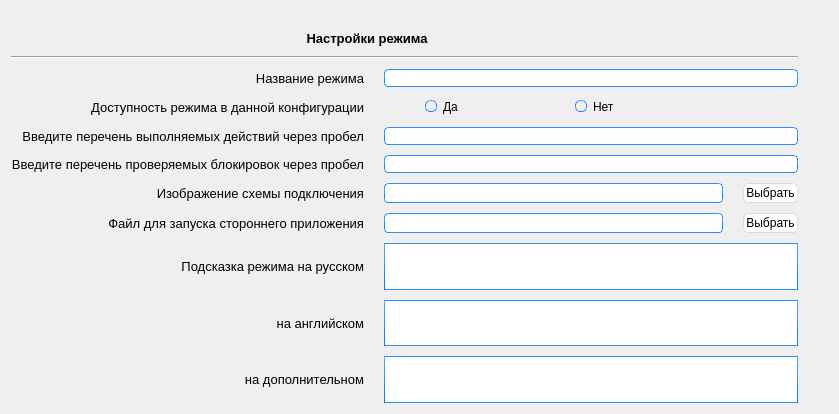
Qt form configWindow/mode.ui (Larionov-Semyon/modbus_config) before a commit.
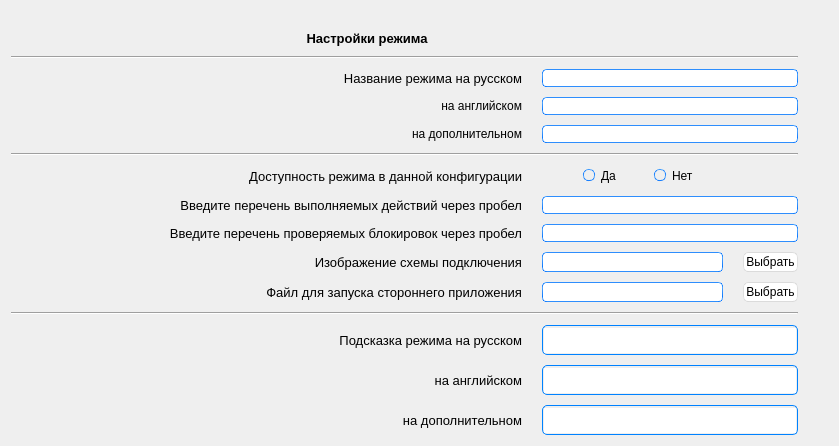
The same form after that commit.

What changed in the file:
```diff
--- a/configWindow/mode.ui
+++ b/configWindow/mode.ui
@@ -7,7 +7,7 @@
     <x>0</x>
     <y>0</y>
     <width>839</width>
-    <height>414</height>
+    <height>440</height>
    </rect>
   </property>
   <property name="sizePolicy">
@@ -24,14 +24,15 @@
 	background-color:#ececec;
 }
 QTextEdit {
-	border-width: 1px;
+	border: 1px; border-radius: 5px;
 	border-style: solid;
-	border-color: qlineargradient(spread:pad, x1:0.5, y1:1, x2:0.5, y2:0, stop:0 rgba(0, 113, 255, 255), stop:1 rgba(91, 171, 252, 255));
+	border-color: rgba(0, 130, 255, 255);
+	padding: 2px 1px 1px 1px;
 }
 QPlainTextEdit {
-	border-width: 1px;
+	border-width: 1px; border-radius: 4px;
 	border-style: solid;
-	border-color: qlineargradient(spread:pad, x1:0.5, y1:1, x2:0.5, y2:0, stop:0 rgba(0, 113, 255, 255), stop:1 rgba(91, 171, 252, 255));
+	border-color: rgba(0, 130, 255, 255);
 }
 QToolButton {
 	border-style: solid;
@@ -378,11 +379,59 @@
 	color: #FFFFFF;
 	background-color:#000000;
 }
+/*---------QScrollArea--------------*/
 QScrollArea {
-	color: #FFFFFF;
-	background-color:#000000;
+	color: none;
+	background-color:none;
+	border-radius: 4px;
+	border-color:  #d9d9d9;
+	
 }
-QSlider::groove:horizontal {
+/*----------QCoboBox---------------*/
+
+
+
+/* ComboBox menu */
+QComboBox {
+    selection-color: white;
+    selection-background-color: #5e90fa;
+	border: 1px; 
+	border-style: solid;
+	
+    border-top-left-radius: 5px;
+    border-bottom-left-radius: 5px;
+border-color: rgba(0, 130, 255, 255);
+	padding: 2px 1px 1px 1px;
+}
+
+QComboBox QAbstractItemView {
+    color: #000000; /* same as regular QComboBox color */
+    background-color: transparent;
+    selection-color: white;
+    selection-background-color: #5e90fa;
+    border-width: 5px 0px 5px 0px;
+    border-style: solid;
+    border-color: transparent;
+    margin: 0px -1px 0px 0px; /* temporal: hack for Mac... try it on Windows and Linux */
+	border: 1px;     border-top-left-radius: 5px;
+    border-bottom-left-radius: 5px;
+	border-style: solid;
+	border-color: rgba(0, 130, 255, 255);
+	padding: 2px 1px 1px 1px;
+}
+	/*QComboBox::drop-down {
+  background-color: #d2d2d2;
+    subcontrol-origin: border; 
+    subcontrol-position: top right;
+    width: 20px;
+    border-top-right-radius: 3px;
+    border-bottom-right-radius: 3px;
+border-radius: 2px;
+
+}*/
+
+/*--------------------------------------*/
+/*QSlider::groove:horizontal {
 	height: 5px;
 	background-color: qlineargradient(spread:pad, x1:0.5, y1:1, x2:0.5, y2:0, stop:0 rgba(49, 147, 250, 255), stop:1 rgba(34, 142, 255, 255));
 }
@@ -395,7 +444,7 @@
 	border-style: solid;
 	border-width: 1px;
 	border-color: rgb(207,207,207);
-	width: 12px;
+	min-width: 5px;
 	margin: -5px 0;
 	border-radius: 7px;
 }
@@ -404,7 +453,7 @@
 	border-style: solid;
 	border-width: 1px;
 	border-color: rgb(207,207,207);
-	height: 12px;
+	min-height: 5px;
 	margin: 0 -5px;
 	border-radius: 7px;
 }
@@ -420,162 +469,62 @@
 QSlider::sub-page:vertical {
     background-color: qlineargradient(spread:pad, y1:0.5, x1:1, y2:0.5, x2:0, stop:0 rgba(49, 147, 250, 255), stop:1 rgba(34, 142, 255, 255));
 }
+*/
+/* --------- Scroll bar -----------*/
 QScrollBar:horizontal {
-	max-height: 20px;
-	border: 1px transparent grey;
-	margin: 0px 20px 0px 20px;
+	background: #263238;				/* Background where slider is not */
+	height: 10px;
+	margin: 0;
 }
+
 QScrollBar:vertical {
-	max-width: 20px;
-	border: 1px transparent grey;
-	margin: 20px 0px 20px 0px;
+	background: rgb(167, 167, 167);
+    border-top-right-radius: 4px;			/* Background where slider is not */
+    border-top-left-radius: 4px;
+    border-bottom-left-radius: 4px;
+	border-bottom-right-radius: 4px;
+	width: 12px;
+	height: 55px;
+	/*margin: 0;*/
 }
+
 QScrollBar::handle:horizontal {
-	background: rgb(253,253,253);
-	border-style: solid;
-	border-width: 1px;
-	border-color: rgb(207,207,207);
-	border-radius: 7px;
-	min-width: 25px;
+    background: #37474F;					/* Slider color */
+    min-width: 16px;
+	border-radius: 5px;
+height: 5px;
 }
-QScrollBar::handle:horizontal:hover {
-	background: rgb(253,253,253);
-	border-style: solid;
-	border-width: 1px;
-	border-color: rgb(147, 200, 200);
-	border-radius: 7px;
-	min-width: 25px;
-}
+
 QScrollBar::handle:vertical {
-	background: rgb(253,253,253);
-	border-style: solid;
-	border-width: 1px;
-	border-color: rgb(207,207,207);
-	border-radius: 7px;
-	min-height: 25px;
+    background: rgba(34, 142, 255, 255);				/* Slider color */
+   /* min-height: 5px;*/
+	border-radius: 4px;
+	min-width: 10px;
+height: 20px;
 }
-QScrollBar::handle:vertical:hover {
-	background: rgb(253,253,253);
-	border-style: solid;
-	border-width: 1px;
-	border-color: rgb(147, 200, 200);
-	border-radius: 7px;
-	min-height: 25px;
+
+QScrollBar::handle:vertical:pressed {
+    background-color: #305da1;				/* Slider color */
+    /*min-height: 5px;*/
+	border-radius: 3px;
+	min-width: 10px;
+height: 20px;
 }
-QScrollBar::add-line:horizontal {
-   border: 2px transparent grey;
-   border-top-right-radius: 7px;
-   border-bottom-right-radius: 7px;
-   background: rgba(34, 142, 255, 255);
-   width: 20px;
-   subcontrol-position: right;
-   subcontrol-origin: margin;
-}
-QScrollBar::add-line:horizontal:pressed {
-   border: 2px transparent grey;
-   border-top-right-radius: 7px;
-   border-bottom-right-radius: 7px;
-   background: rgb(181,181,181);
-   width: 20px;
-   subcontrol-position: right;
-   subcontrol-origin: margin;
-}
-QScrollBar::add-line:vertical {
-   border: 2px transparent grey;
-   border-bottom-left-radius: 7px;
-   border-bottom-right-radius: 7px;
-   background: rgba(34, 142, 255, 255);
-   height: 20px;
-   subcontrol-position: bottom;
-   subcontrol-origin: margin;
-}
-QScrollBar::add-line:vertical:pressed {
-   border: 2px transparent grey;
-   border-bottom-left-radius: 7px;
-   border-bottom-right-radius: 7px;
-   background: rgb(181,181,181);
-   height: 20px;
-   subcontrol-position: bottom;
-   subcontrol-origin: margin;
-}
-QScrollBar::sub-line:horizontal {
-   border: 2px transparent grey;
-   border-top-left-radius: 7px;
-   border-bottom-left-radius: 7px;
-   background: rgba(34, 142, 255, 255);
-   width: 20px;
-   subcontrol-position: left;
-   subcontrol-origin: margin;
-}
-QScrollBar::sub-line:horizontal:pressed {
-   border: 2px transparent grey;
-   border-top-left-radius: 7px;
-   border-bottom-left-radius: 7px;
-   background: rgb(181,181,181);
-   width: 20px;
-   subcontrol-position: left;
-   subcontrol-origin: margin;
-}
-QScrollBar::sub-line:vertical {
-   border: 2px transparent grey;
-   border-top-left-radius: 7px;
-   border-top-right-radius: 7px;
-   background: rgba(34, 142, 255, 255);
-   height: 20px;
-   subcontrol-position: top;
-   subcontrol-origin: margin;
-}
-QScrollBar::sub-line:vertical:pressed {
-   border: 2px transparent grey;
-   border-top-left-radius: 7px;
-   border-top-right-radius: 7px;
-   background: rgb(181,181,181);
-   height: 20px;
-   subcontrol-position: top;
-   subcontrol-origin: margin;
-}
-QScrollBar::left-arrow:horizontal {
-   border: 1px transparent grey;
-   border-top-left-radius: 3px;
-   border-bottom-left-radius: 3px;
-   width: 6px;
-   height: 6px;
-   background: white;
-}
-QScrollBar::right-arrow:horizontal {
-   border: 1px transparent grey;
-   border-top-right-radius: 3px;
-   border-bottom-right-radius: 3px;
-   width: 6px;
-   height: 6px;
-   background: white;
-}
-QScrollBar::up-arrow:vertical {
-   border: 1px transparent grey;
-   border-top-left-radius: 3px;
-   border-top-right-radius: 3px;
-   width: 6px;
-   height: 6px;
-   background: white;
-}
-QScrollBar::down-arrow:vertical {
-   border: 1px transparent grey;
-   border-bottom-left-radius: 3px;
-   border-bottom-right-radius: 3px;
-   width: 6px;
-   height: 6px;
-   background: white;
-}
-QScrollBar::add-page:horizontal, QScrollBar::sub-page:horizontal {
-   background: none;
-}
+
+QScrollBar::add-page:horizontal, QScrollBar::sub-page:horizontal,
 QScrollBar::add-page:vertical, QScrollBar::sub-page:vertical {
-   background: none;
+	background: none;												/* Removes the dotted background */
+}
+
+QScrollBar::add-line:horizontal, QScrollBar::sub-line:horizontal,
+QScrollBar::add-line:vertical, QScrollBar::sub-line:vertical {	/* Hides the slider arrows */
+      border: none;
+      background: none;
 }</string>
   </property>
   <layout class="QHBoxLayout" name="horizontalLayout_3">
    <item>
-    <layout class="QGridLayout" name="gridLayout" rowstretch="4,0,0,0,0,0,0,0,0,0,0" columnstretch="1,4,0" columnminimumwidth="0,0,0">
+    <layout class="QGridLayout" name="gridLayout" rowstretch="4,0,0,0,0,0,0,0,0,0,0,0,0,0,0" columnstretch="1,0,0">
      <property name="topMargin">
       <number>20</number>
      </property>
@@ -591,51 +540,17 @@
      <property name="verticalSpacing">
       <number>10</number>
      </property>
-     <item row="0" column="0" colspan="2">
-      <widget class="QLabel" name="label_5">
-       <property name="sizePolicy">
-        <sizepolicy hsizetype="Preferred" vsizetype="Maximum">
-         <horstretch>0</horstretch>
-         <verstretch>0</verstretch>
-        </sizepolicy>
-       </property>
-       <property name="maximumSize">
-        <size>
-         <width>16777215</width>
-         <height>15</height>
-        </size>
-       </property>
-       <property name="font">
-        <font>
-         <pointsize>10</pointsize>
-         <weight>75</weight>
-         <bold>true</bold>
-        </font>
-       </property>
+     <item row="3" column="0">
+      <widget class="QLabel" name="label_11">
        <property name="text">
-        <string>Настройки режима</string>
-       </property>
-       <property name="alignment">
-        <set>Qt::AlignCenter</set>
-       </property>
-      </widget>
-     </item>
-     <item row="8" column="0">
-      <widget class="QLabel" name="label_8">
-       <property name="font">
-        <font>
-         <pointsize>10</pointsize>
-        </font>
-       </property>
-       <property name="text">
-        <string>Подсказка режима на русском</string>
+        <string>на английском</string>
        </property>
        <property name="alignment">
         <set>Qt::AlignRight|Qt::AlignTrailing|Qt::AlignVCenter</set>
        </property>
       </widget>
      </item>
-     <item row="7" column="1">
+     <item row="10" column="1">
       <layout class="QHBoxLayout" name="horizontalLayout">
        <item>
         <widget class="QLineEdit" name="lineModeFile">
@@ -649,37 +564,84 @@
        </item>
       </layout>
      </item>
+     <item row="7" column="1" colspan="2">
+      <widget class="QLineEdit" name="lineModeOutput">
+       <property name="sizePolicy">
+        <sizepolicy hsizetype="Expanding" vsizetype="Preferred">
+         <horstretch>0</horstretch>
+         <verstretch>0</verstretch>
+        </sizepolicy>
+       </property>
+      </widget>
+     </item>
+     <item row="12" column="1" colspan="2">
+      <widget class="QTextEdit" name="textMode">
+       <property name="sizePolicy">
+        <sizepolicy hsizetype="Preferred" vsizetype="Preferred">
+         <horstretch>0</horstretch>
+         <verstretch>0</verstretch>
+        </sizepolicy>
+       </property>
+       <property name="minimumSize">
+        <size>
+         <width>0</width>
+         <height>30</height>
+        </size>
+       </property>
+       <property name="maximumSize">
+        <size>
+         <width>16777215</width>
+         <height>16777215</height>
+        </size>
+       </property>
+       <property name="verticalScrollBarPolicy">
+        <enum>Qt::ScrollBarAlwaysOff</enum>
+       </property>
+      </widget>
+     </item>
      <item row="4" column="0">
-      <widget class="QLabel" name="label_6">
-       <property name="font">
-        <font>
-         <pointsize>10</pointsize>
-        </font>
-       </property>
+      <widget class="QLabel" name="label_12">
        <property name="text">
-        <string>Введите перечень выполняемых действий через пробел</string>
+        <string>на дополнительном</string>
        </property>
        <property name="alignment">
         <set>Qt::AlignRight|Qt::AlignTrailing|Qt::AlignVCenter</set>
        </property>
       </widget>
      </item>
-     <item row="7" column="0">
-      <widget class="QLabel" name="label_2">
+     <item row="2" column="0">
+      <widget class="QLabel" name="label">
        <property name="font">
         <font>
          <pointsize>10</pointsize>
         </font>
        </property>
        <property name="text">
-        <string>Файл для запуска стороннего приложения</string>
+        <string>Название режима на русском</string>
        </property>
        <property name="alignment">
         <set>Qt::AlignRight|Qt::AlignTrailing|Qt::AlignVCenter</set>
        </property>
       </widget>
      </item>
-     <item row="3" column="1">
+     <item row="5" column="0" colspan="3">
+      <widget class="Line" name="line_2">
+       <property name="orientation">
+        <enum>Qt::Horizontal</enum>
+       </property>
+      </widget>
+     </item>
+     <item row="8" column="1" colspan="2">
+      <widget class="QLineEdit" name="lineModeBlock">
+       <property name="sizePolicy">
+        <sizepolicy hsizetype="Expanding" vsizetype="Preferred">
+         <horstretch>0</horstretch>
+         <verstretch>0</verstretch>
+        </sizepolicy>
+       </property>
+      </widget>
+     </item>
+     <item row="6" column="1">
       <layout class="QHBoxLayout" name="horizontalLayout_2">
        <item>
         <spacer name="horizontalSpacer">
@@ -713,14 +675,7 @@
        </item>
       </layout>
      </item>
-     <item row="7" column="2">
-      <widget class="QPushButton" name="buttonModeFile">
-       <property name="text">
-        <string>Выбрать</string>
-       </property>
-      </widget>
-     </item>
-     <item row="3" column="0">
+     <item row="6" column="0">
       <widget class="QLabel" name="label_4">
        <property name="font">
         <font>
@@ -735,172 +690,48 @@
        </property>
       </widget>
      </item>
-     <item row="5" column="0">
-      <widget class="QLabel" name="label_3">
-       <property name="font">
-        <font>
-         <pointsize>10</pointsize>
-        </font>
-       </property>
-       <property name="text">
-        <string>Введите перечень проверяемых блокировок через пробел</string>
-       </property>
-       <property name="alignment">
-        <set>Qt::AlignRight|Qt::AlignTrailing|Qt::AlignVCenter</set>
-       </property>
-      </widget>
+     <item row="4" column="1" colspan="2">
+      <widget class="QLineEdit" name="lineModeNameOt"/>
      </item>
-     <item row="6" column="1">
-      <widget class="QLineEdit" name="lineModeImage">
-       <property name="sizePolicy">
-        <sizepolicy hsizetype="Expanding" vsizetype="Preferred">
-         <horstretch>0</horstretch>
-         <verstretch>0</verstretch>
-        </sizepolicy>
-       </property>
-      </widget>
-     </item>
-     <item row="6" column="2">
+     <item row="9" column="2">
       <widget class="QPushButton" name="buttonModeImage">
        <property name="text">
         <string>Выбрать</string>
        </property>
       </widget>
      </item>
-     <item row="6" column="0">
-      <widget class="QLabel" name="label_7">
-       <property name="font">
-        <font>
-         <pointsize>10</pointsize>
-        </font>
-       </property>
-       <property name="text">
-        <string>Изображение схемы подключения</string>
-       </property>
-       <property name="alignment">
-        <set>Qt::AlignRight|Qt::AlignTrailing|Qt::AlignVCenter</set>
-       </property>
-      </widget>
-     </item>
-     <item row="2" column="0">
-      <widget class="QLabel" name="label">
-       <property name="font">
-        <font>
-         <pointsize>10</pointsize>
-        </font>
-       </property>
-       <property name="text">
-        <string>Название режима</string>
-       </property>
-       <property name="alignment">
-        <set>Qt::AlignRight|Qt::AlignTrailing|Qt::AlignVCenter</set>
-       </property>
-      </widget>
-     </item>
-     <item row="9" column="0">
-      <widget class="QLabel" name="label_9">
-       <property name="font">
-        <font>
-         <pointsize>10</pointsize>
-        </font>
-       </property>
-       <property name="text">
-        <string>на английском</string>
-       </property>
-       <property name="alignment">
-        <set>Qt::AlignRight|Qt::AlignTrailing|Qt::AlignVCenter</set>
-       </property>
-      </widget>
-     </item>
      <item row="10" column="0">
-      <widget class="QLabel" name="label_10">
+      <widget class="QLabel" name="label_2">
        <property name="font">
         <font>
          <pointsize>10</pointsize>
         </font>
        </property>
        <property name="text">
-        <string>на дополнительном</string>
+        <string>Файл для запуска стороннего приложения</string>
        </property>
        <property name="alignment">
         <set>Qt::AlignRight|Qt::AlignTrailing|Qt::AlignVCenter</set>
        </property>
       </widget>
      </item>
-     <item row="8" column="1" colspan="2">
-      <widget class="QTextEdit" name="textMode">
-       <property name="sizePolicy">
-        <sizepolicy hsizetype="Preferred" vsizetype="Preferred">
-         <horstretch>0</horstretch>
-         <verstretch>0</verstretch>
-        </sizepolicy>
+     <item row="12" column="0">
+      <widget class="QLabel" name="label_8">
+       <property name="font">
+        <font>
+         <pointsize>10</pointsize>
+        </font>
        </property>
-       <property name="minimumSize">
-        <size>
-         <width>0</width>
-         <height>30</height>
-        </size>
+       <property name="text">
+        <string>Подсказка режима на русском</string>
        </property>
-       <property name="maximumSize">
-        <size>
-         <width>16777215</width>
-         <height>16777215</height>
-        </size>
+       <property name="alignment">
+        <set>Qt::AlignRight|Qt::AlignTrailing|Qt::AlignVCenter</set>
        </property>
-       <property name="verticalScrollBarPolicy">
-        <enum>Qt::ScrollBarAlwaysOff</enum>
-       </property>
       </widget>
      </item>
-     <item row="9" column="1" colspan="2">
-      <widget class="QTextEdit" name="textModeEN">
-       <property name="sizePolicy">
-        <sizepolicy hsizetype="Preferred" vsizetype="Preferred">
-         <horstretch>0</horstretch>
-         <verstretch>0</verstretch>
-        </sizepolicy>
-       </property>
-       <property name="minimumSize">
-        <size>
-         <width>0</width>
-         <height>30</height>
-        </size>
-       </property>
-       <property name="maximumSize">
-        <size>
-         <width>16777215</width>
-         <height>16777215</height>
-        </size>
-       </property>
-       <property name="verticalScrollBarPolicy">
-        <enum>Qt::ScrollBarAlwaysOff</enum>
-       </property>
-      </widget>
-     </item>
-     <item row="10" column="1" colspan="2">
-      <widget class="QTextEdit" name="textModeOT">
-       <property name="sizePolicy">
-        <sizepolicy hsizetype="Preferred" vsizetype="Preferred">
-         <horstretch>0</horstretch>
-         <verstretch>0</verstretch>
-        </sizepolicy>
-       </property>
-       <property name="minimumSize">
-        <size>
-         <width>0</width>
-         <height>30</height>
-        </size>
-       </property>
-       <property name="maximumSize">
-        <size>
-         <width>16777215</width>
-         <height>16777215</height>
-        </size>
-       </property>
-       <property name="verticalScrollBarPolicy">
-        <enum>Qt::ScrollBarAlwaysOff</enum>
-       </property>
-      </widget>
+     <item row="3" column="1" colspan="2">
+      <widget class="QLineEdit" name="lineModeNameEn"/>
      </item>
      <item row="2" column="1" colspan="2">
       <widget class="QLineEdit" name="lineModeName">
@@ -912,23 +743,18 @@
        </property>
       </widget>
      </item>
-     <item row="4" column="1" colspan="2">
-      <widget class="QLineEdit" name="lineModeOutput">
-       <property name="sizePolicy">
-        <sizepolicy hsizetype="Expanding" vsizetype="Preferred">
-         <horstretch>0</horstretch>
-         <verstretch>0</verstretch>
-        </sizepolicy>
+     <item row="8" column="0">
+      <widget class="QLabel" name="label_3">
+       <property name="font">
+        <font>
+         <pointsize>10</pointsize>
+        </font>
        </property>
-      </widget>
-     </item>
-     <item row="5" column="1" colspan="2">
-      <widget class="QLineEdit" name="lineModeBlock">
-       <property name="sizePolicy">
-        <sizepolicy hsizetype="Expanding" vsizetype="Preferred">
-         <horstretch>0</horstretch>
-         <verstretch>0</verstretch>
-        </sizepolicy>
+       <property name="text">
+        <string>Введите перечень проверяемых блокировок через пробел</string>
+       </property>
+       <property name="alignment">
+        <set>Qt::AlignRight|Qt::AlignTrailing|Qt::AlignVCenter</set>
        </property>
       </widget>
      </item>
@@ -939,6 +765,169 @@
        </property>
       </widget>
      </item>
+     <item row="0" column="0" colspan="2">
+      <widget class="QLabel" name="label_5">
+       <property name="sizePolicy">
+        <sizepolicy hsizetype="Preferred" vsizetype="Maximum">
+         <horstretch>0</horstretch>
+         <verstretch>0</verstretch>
+        </sizepolicy>
+       </property>
+       <property name="maximumSize">
+        <size>
+         <width>16777215</width>
+         <height>15</height>
+        </size>
+       </property>
+       <property name="font">
+        <font>
+         <pointsize>10</pointsize>
+         <weight>75</weight>
+         <bold>true</bold>
+        </font>
+       </property>
+       <property name="text">
+        <string>Настройки режима</string>
+       </property>
+       <property name="alignment">
+        <set>Qt::AlignCenter</set>
+       </property>
+      </widget>
+     </item>
+     <item row="11" column="0" colspan="3">
+      <widget class="Line" name="line_3">
+       <property name="orientation">
+        <enum>Qt::Horizontal</enum>
+       </property>
+      </widget>
+     </item>
+     <item row="14" column="0">
+      <widget class="QLabel" name="label_10">
+       <property name="font">
+        <font>
+         <pointsize>10</pointsize>
+        </font>
+       </property>
+       <property name="text">
+        <string>на дополнительном</string>
+       </property>
+       <property name="alignment">
+        <set>Qt::AlignRight|Qt::AlignTrailing|Qt::AlignVCenter</set>
+       </property>
+      </widget>
+     </item>
+     <item row="7" column="0">
+      <widget class="QLabel" name="label_6">
+       <property name="font">
+        <font>
+         <pointsize>10</pointsize>
+        </font>
+       </property>
+       <property name="text">
+        <string>Введите перечень выполняемых действий через пробел</string>
+       </property>
+       <property name="alignment">
+        <set>Qt::AlignRight|Qt::AlignTrailing|Qt::AlignVCenter</set>
+       </property>
+      </widget>
+     </item>
+     <item row="13" column="0">
+      <widget class="QLabel" name="label_9">
+       <property name="font">
+        <font>
+         <pointsize>10</pointsize>
+        </font>
+       </property>
+       <property name="text">
+        <string>на английском</string>
+       </property>
+       <property name="alignment">
+        <set>Qt::AlignRight|Qt::AlignTrailing|Qt::AlignVCenter</set>
+       </property>
+      </widget>
+     </item>
+     <item row="14" column="1" colspan="2">
+      <widget class="QTextEdit" name="textModeOT">
+       <property name="sizePolicy">
+        <sizepolicy hsizetype="Preferred" vsizetype="Preferred">
+         <horstretch>0</horstretch>
+         <verstretch>0</verstretch>
+        </sizepolicy>
+       </property>
+       <property name="minimumSize">
+        <size>
+         <width>0</width>
+         <height>30</height>
+        </size>
+       </property>
+       <property name="maximumSize">
+        <size>
+         <width>16777215</width>
+         <height>16777215</height>
+        </size>
+       </property>
+       <property name="verticalScrollBarPolicy">
+        <enum>Qt::ScrollBarAlwaysOff</enum>
+       </property>
+      </widget>
+     </item>
+     <item row="10" column="2">
+      <widget class="QPushButton" name="buttonModeFile">
+       <property name="text">
+        <string>Выбрать</string>
+       </property>
+      </widget>
+     </item>
+     <item row="9" column="0">
+      <widget class="QLabel" name="label_7">
+       <property name="font">
+        <font>
+         <pointsize>10</pointsize>
+        </font>
+       </property>
+       <property name="text">
+        <string>Изображение схемы подключения</string>
+       </property>
+       <property name="alignment">
+        <set>Qt::AlignRight|Qt::AlignTrailing|Qt::AlignVCenter</set>
+       </property>
+      </widget>
+     </item>
+     <item row="13" column="1" colspan="2">
+      <widget class="QTextEdit" name="textModeEN">
+       <property name="sizePolicy">
+        <sizepolicy hsizetype="Preferred" vsizetype="Preferred">
+         <horstretch>0</horstretch>
+         <verstretch>0</verstretch>
+        </sizepolicy>
+       </property>
+       <property name="minimumSize">
+        <size>
+         <width>0</width>
+         <height>30</height>
+        </size>
+       </property>
+       <property name="maximumSize">
+        <size>
+         <width>16777215</width>
+         <height>16777215</height>
+        </size>
+       </property>
+       <property name="verticalScrollBarPolicy">
+        <enum>Qt::ScrollBarAlwaysOff</enum>
+       </property>
+      </widget>
+     </item>
+     <item row="9" column="1">
+      <widget class="QLineEdit" name="lineModeImage">
+       <property name="sizePolicy">
+        <sizepolicy hsizetype="Expanding" vsizetype="Preferred">
+         <horstretch>0</horstretch>
+         <verstretch>0</verstretch>
+        </sizepolicy>
+       </property>
+      </widget>
+     </item>
     </layout>
    </item>
   </layout>
```
